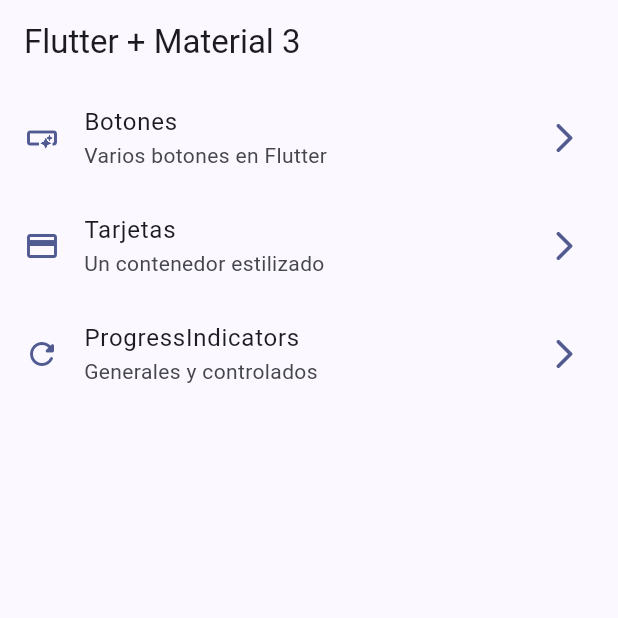
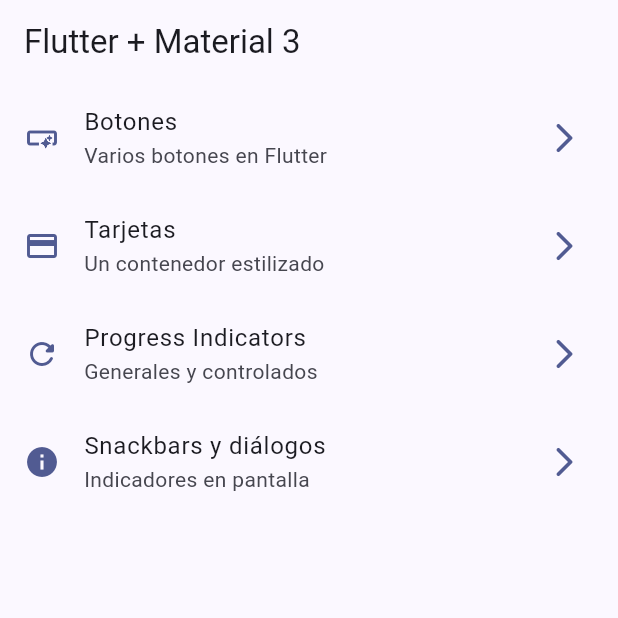
Before and after one commit to emilio-gajardo/widgets_app, a Flutter app: the screen it shows after launch, on a phone screen of 412 x 824 dp, the top half of it. Run offline on Flutter 3.47's test engine with Material 2 defaults, Android fonts, the phone set to English and light mode, and no system bars; our stand-ins replace go_router.

Commit message:
Configuración terminada de snackbars y diálogos

```diff
--- a/lib/config/menu/menu_items.dart
+++ b/lib/config/menu/menu_items.dart
@@ -28,10 +28,16 @@ const appMenuItems = <MenuItem>[
     icon: Icons.credit_card
   ),
   MenuItem(
-    title: 'ProgressIndicators',
+    title: 'Progress Indicators',
     subTitle: 'Generales y controlados',
     link: '/progress',
     icon: Icons.refresh_rounded
   ),
+  MenuItem(
+    title: 'Snackbars y diálogos',
+    subTitle: 'Indicadores en pantalla',
+    link: '/snackbars',
+    icon: Icons.info
+  ),
 
 ];
--- a/lib/config/router/app_router.dart
+++ b/lib/config/router/app_router.dart
@@ -26,5 +26,10 @@ final appRouter = GoRouter(
       name: ProgressScreen.name,
       builder: (context, state) => const ProgressScreen(),
     ),
+    GoRoute(
+      path: '/snackbars',
+      name: SnackbarScreen.name,
+      builder: (context, state) => const SnackbarScreen(),
+    ),
   ],
 );
--- a/lib/main.dart
+++ b/lib/main.dart
@@ -12,6 +12,7 @@ class MainApp extends StatelessWidget {
   @override
   Widget build(BuildContext context) {
     return MaterialApp.router(
+      title: 'Flutter Widgets',
       routerConfig: appRouter,
       debugShowCheckedModeBanner: false,
       theme: AppTheme(selectedColor: 8).getTheme(),
```
Also changed, not shown: lib/presentation/screens/snackbar/snackbar_screen.dart (+60 -1 lines).
